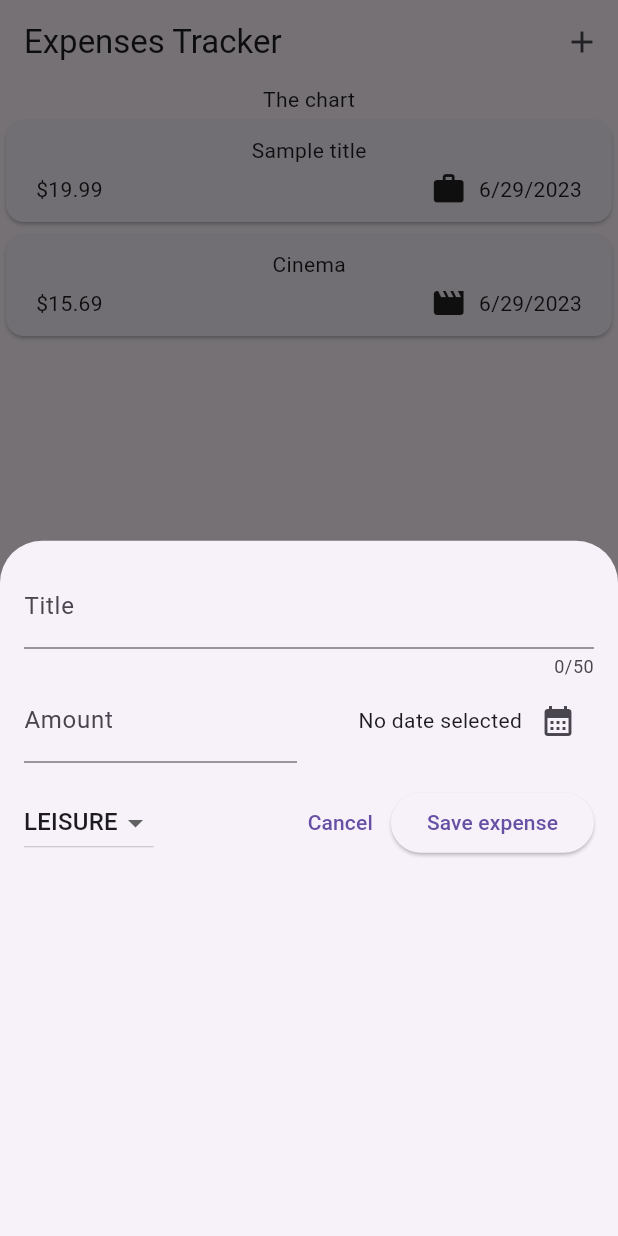
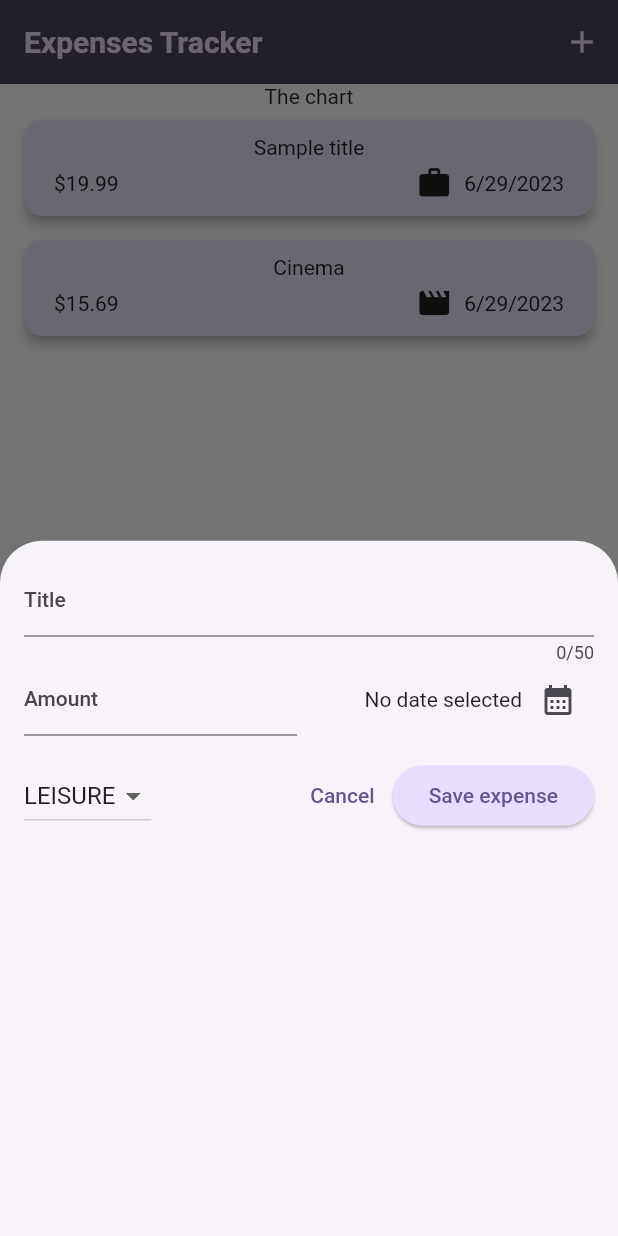
Before and after one commit to ksykko/expense_tracker, a Flutter app: the screen it shows after launch, after a tap on the "add" icon, on a phone screen of 412 x 824 dp. Run offline on Flutter 3.47's test engine with Material 2 defaults, Android fonts, the phone set to English and light mode, and no system bars.

Commit message:
Added themes

```diff
--- a/lib/main.dart
+++ b/lib/main.dart
@@ -1,10 +1,29 @@
 import 'package:expense_tracker/widgets/expenses.dart';
 import 'package:flutter/material.dart';
+
+var kColorScheme = ColorScheme.fromSeed(
+  seedColor: const Color.fromARGB(255, 96, 59, 181),
+);
 
 void main() {
   runApp(
     MaterialApp(
-      theme: ThemeData(useMaterial3: true),
+      theme: ThemeData().copyWith(
+        useMaterial3: true,
+        colorScheme: kColorScheme,
+        appBarTheme: const AppBarTheme().copyWith(backgroundColor: kColorScheme.onSecondaryContainer, foregroundColor: kColorScheme.primaryContainer),
+        cardTheme: const CardTheme().copyWith(
+          color: kColorScheme.secondaryContainer,
+          margin: const EdgeInsets.symmetric(horizontal: 16, vertical: 8),
+          elevation: 3,
+        ),
+        elevatedButtonTheme: ElevatedButtonThemeData(
+          style: ElevatedButton.styleFrom(backgroundColor: kColorScheme.primaryContainer),
+        ),
+        textTheme: ThemeData().textTheme.copyWith(
+              titleLarge: TextStyle(fontWeight: FontWeight.bold, color: kColorScheme.onSecondaryContainer, fontSize: 20),
+            ),
+      ),
       home: const Expenses(),
     ),
   );
```
